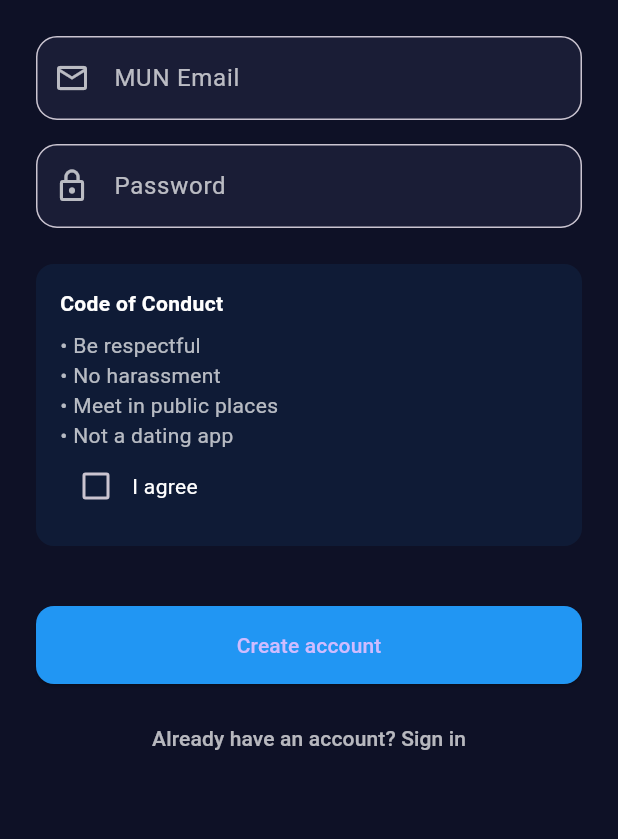
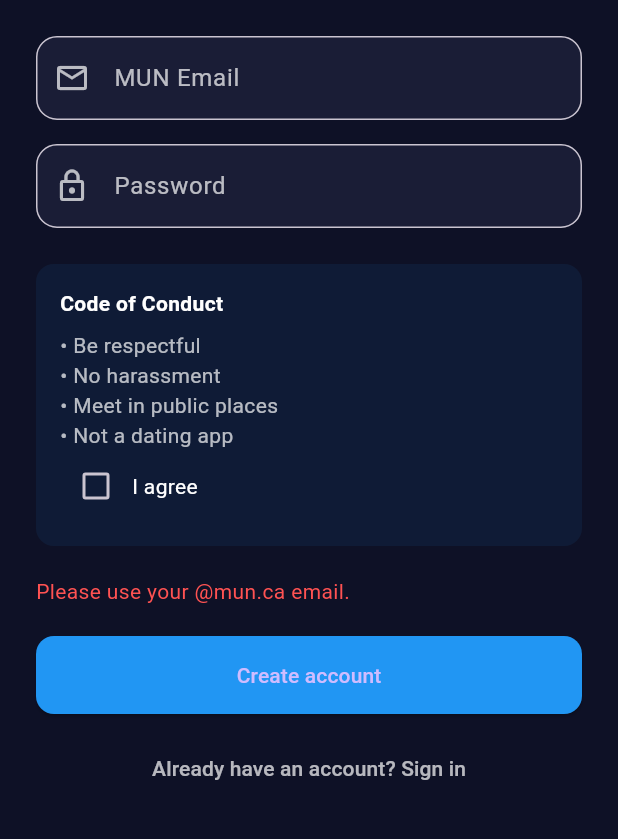
Before and after one commit to muhammedp07/gr07-skillswap-fall-2025, a Flutter app: the screen it shows after launch, after a tap on "Create account", on a phone screen of 412 x 824 dp, the part 222-1061 px from its top. Run offline on Flutter 3.47's test engine with Material 3 defaults, Android fonts, the phone set to English and light mode, and no system bars; our stand-ins replace firebase_auth, firebase_core; accounts and stored records are empty.

Commit message:
feat(auth): add Firebase auth logic (signup/login) and development logout button

```diff
--- a/lib/screens/auth/login_screen.dart
+++ b/lib/screens/auth/login_screen.dart
@@ -1,4 +1,5 @@
 import 'package:flutter/material.dart';
+import 'package:firebase_auth/firebase_auth.dart';
 
 class LoginScreen extends StatefulWidget {
   const LoginScreen({super.key});
@@ -134,7 +135,31 @@ class _LoginScreenState extends State<LoginScreen> {
     return Column(
       children: [
         ElevatedButton(
-          onPressed: () {},
+          onPressed: () async {
+            final email = emailController.text.trim();
+            final password = passwordController.text.trim();
+
+            if (!email.endsWith('@mun.ca')) {
+              setState(() => errorMessage = "Please use your @mun.ca email.");
+              return;
+            }
+
+            if (!acceptedConduct) {
+              setState(
+                () => errorMessage = "You must agree to the Code of Conduct.",
+              );
+              return;
+            }
+
+            try {
+              await FirebaseAuth.instance.createUserWithEmailAndPassword(
+                email: email,
+                password: password,
+              );
+            } on FirebaseAuthException catch (e) {
+              setState(() => errorMessage = e.message);
+            }
+          },
           style: ElevatedButton.styleFrom(
             minimumSize: const Size(double.infinity, 52),
             backgroundColor: Colors.blue,
@@ -146,7 +171,19 @@ class _LoginScreenState extends State<LoginScreen> {
         ),
         const SizedBox(height: 12),
         TextButton(
-          onPressed: () {},
+          onPressed: () async {
+            final email = emailController.text.trim();
+            final password = passwordController.text.trim();
+
+            try {
+              await FirebaseAuth.instance.signInWithEmailAndPassword(
+                email: email,
+                password: password,
+              );
+            } on FirebaseAuthException catch (e) {
+              setState(() => errorMessage = e.message);
+            }
+          },
           child: const Text(
             "Already have an account? Sign in",
             style: TextStyle(color: Colors.white70),
```
Also changed, not shown: lib/main.dart (+15 -3 lines), lib/screens/auth/welcome_screen.dart (+2 -21 lines).
